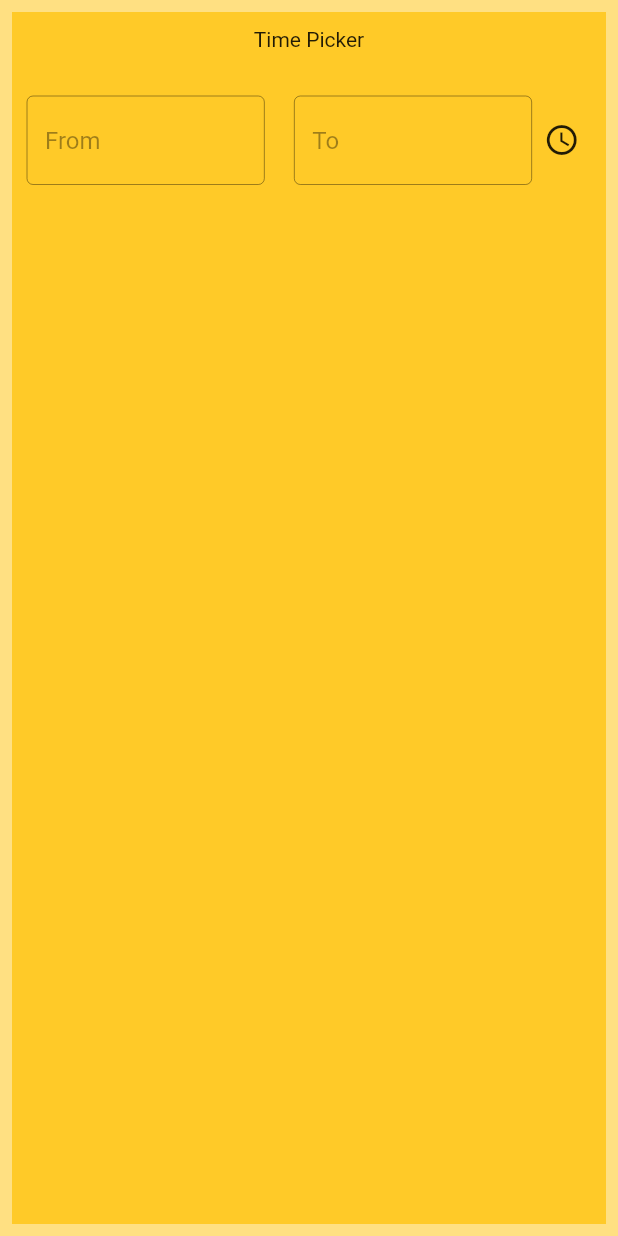
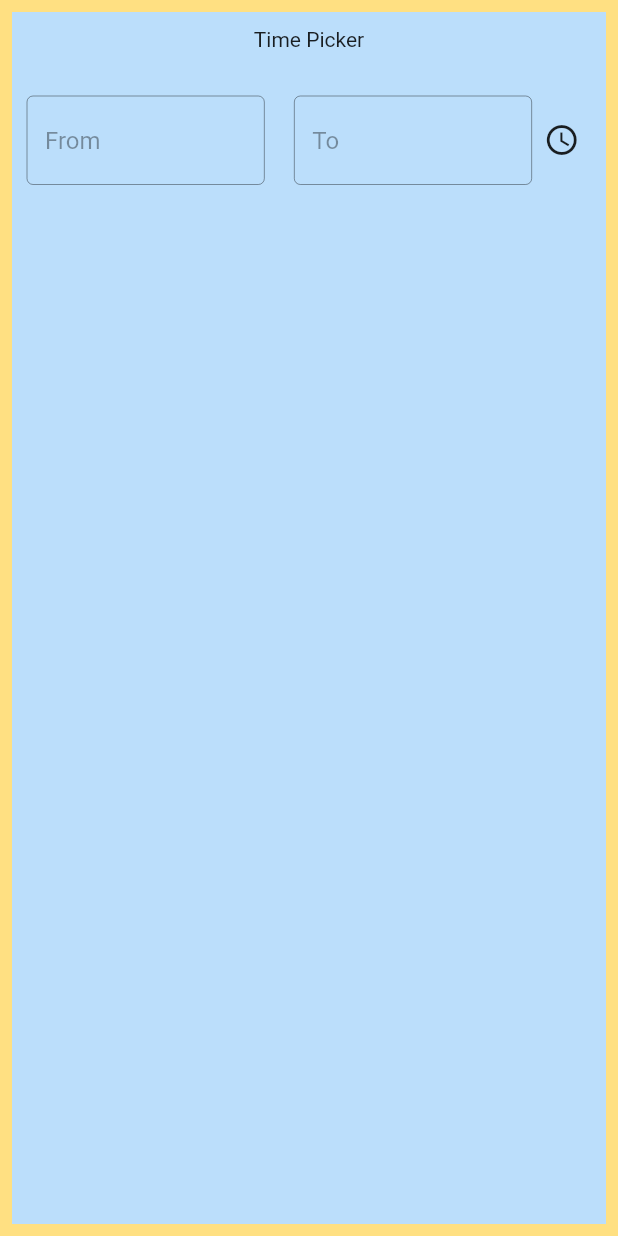
Before and after one commit to DevMensIT/time_picker, a Flutter app: the screen it shows after launch, on a phone screen of 412 x 824 dp. Run offline on Flutter 3.47's test engine with Material 2 defaults, Android fonts, the phone set to English and light mode, and no system bars.

Commit message:
color change

```diff
--- a/lib/main.dart
+++ b/lib/main.dart
@@ -62,7 +62,7 @@ class _MyHomePageState extends State<MyHomePage> {
       child: Padding(
         padding: const EdgeInsets.all(8.0),
         child: Container(
-          color: Colors.amber[400],
+          color: Colors.blue[100],
           child: Padding(
             padding: const EdgeInsets.all(10.0),
             child: Column(
```
